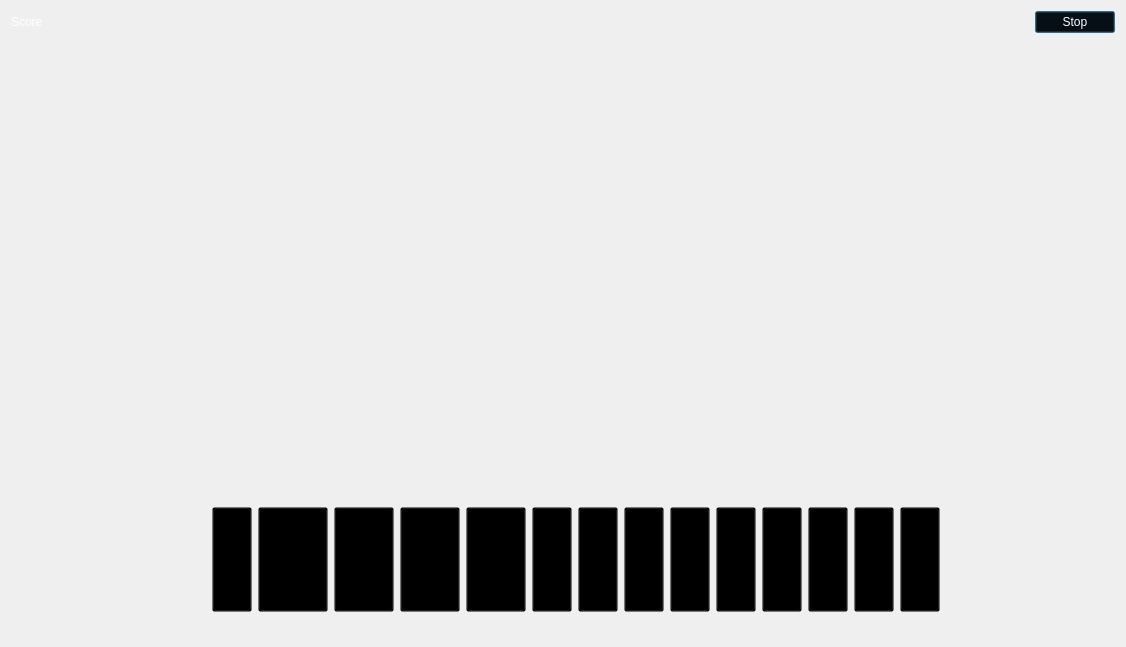
Qt form SkullKing/Game/game.ui (danialmd81/skull-king) before a commit.
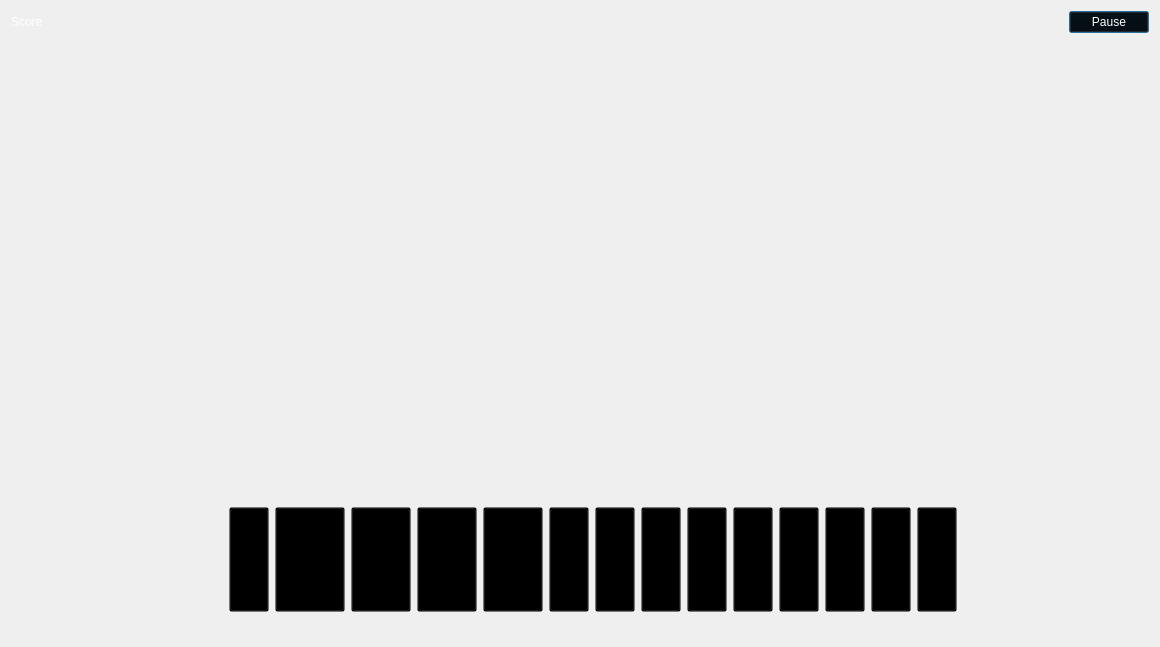
The same form after that commit. Icons and pictures are not drawn.

The edit to the form file:
```diff
--- a/SkullKing/Game/game.ui
+++ b/SkullKing/Game/game.ui
@@ -6,7 +6,7 @@
    <rect>
     <x>0</x>
     <y>0</y>
-    <width>1126</width>
+    <width>1160</width>
     <height>647</height>
    </rect>
   </property>
@@ -252,7 +252,7 @@
 background: transparent;</string>
        </property>
        <property name="text">
-        <string>Stop</string>
+        <string>Pause</string>
        </property>
       </widget>
      </item>
```
